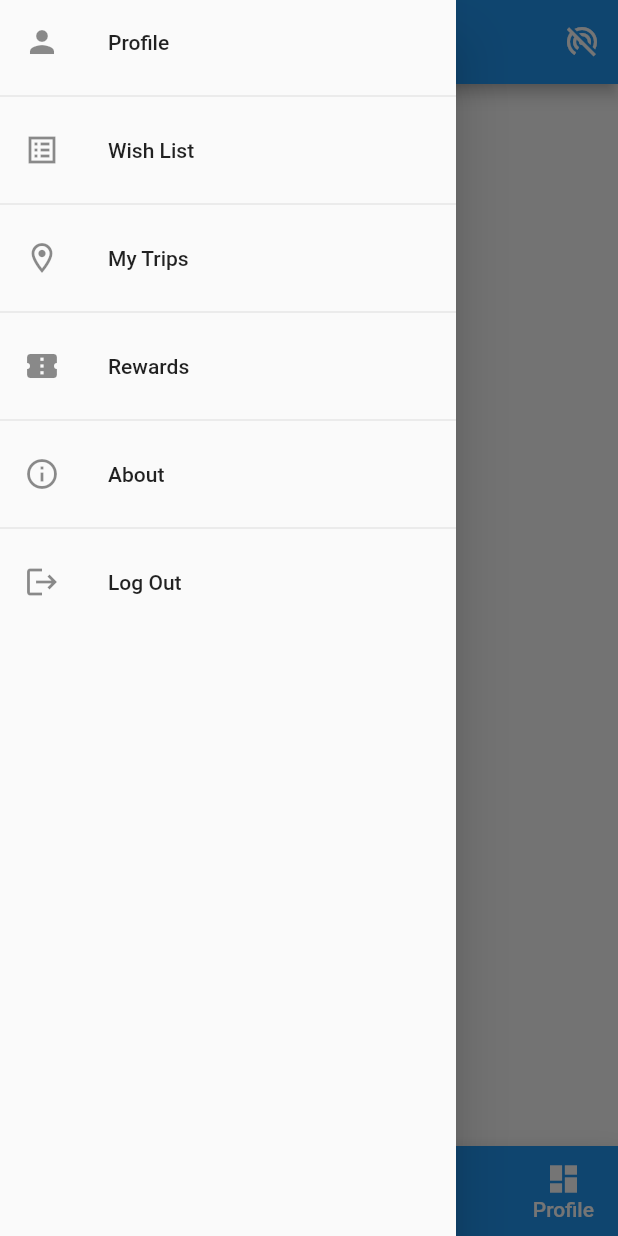
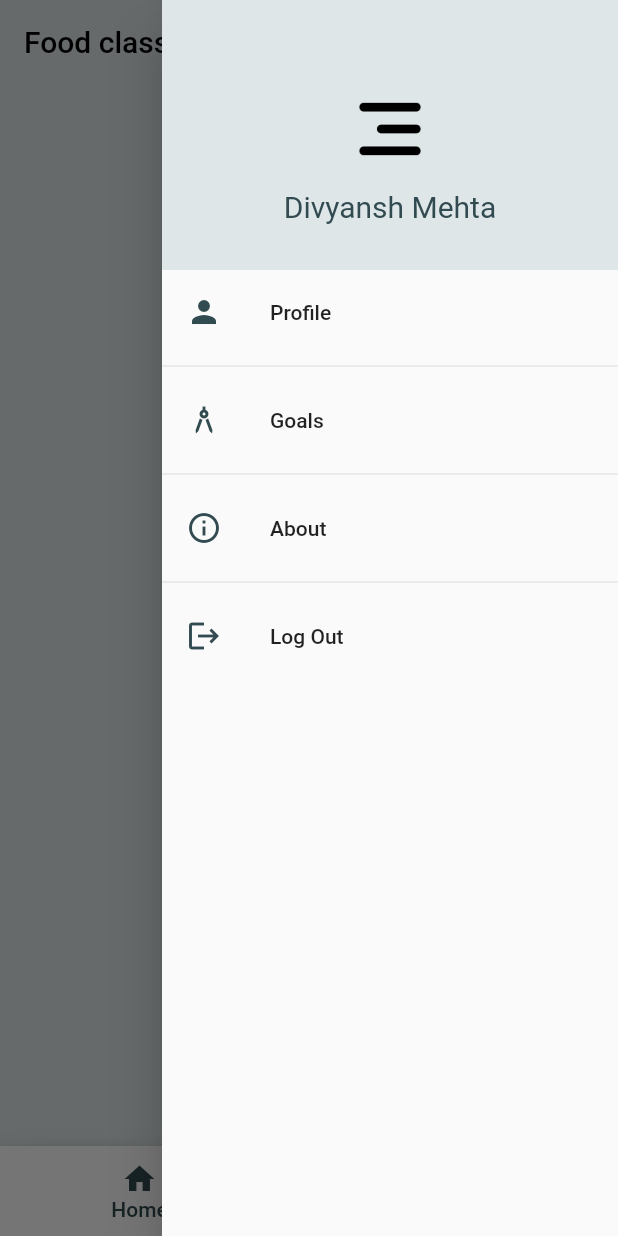
Before and after one commit to Divyansh-Mehta/food_classification_app, a Flutter app: the screen it shows after launch, with the side drawer open, on a phone screen of 412 x 824 dp. Run offline on Flutter 3.47's test engine with Material 2 defaults, Android fonts, the phone set to English and light mode, and no system bars.

Commit message:
added more layout

```diff
--- a/lib/main.dart
+++ b/lib/main.dart
@@ -1,4 +1,5 @@
 import "package:flutter/material.dart";
+import 'package:flutter/services.dart';
 import "./screens/tabs_screen.dart";
 
 void main() => runApp(MyApp());
@@ -9,10 +10,36 @@ class MyApp extends StatefulWidget {
 }
 
 class _MyAppState extends State<MyApp> {
+  @override
   Widget build(BuildContext context) {
     return MaterialApp(
       title: "food classification",
+      theme: ThemeData(
+        scaffoldBackgroundColor: const Color.fromRGBO(222, 230, 232, 1),
+        splashColor: const Color.fromRGBO(50, 75, 80, 1),
+        bottomAppBarTheme: const BottomAppBarTheme(
+          color: Colors.white,
+          shape: CircularNotchedRectangle(),
+        ),
+        appBarTheme: const AppBarTheme(
+          color: Color.fromRGBO(222, 230, 232, 1),
+          elevation: 0,
+          iconTheme: IconThemeData(
+            color: Color.fromRGBO(50, 75, 80, 1),
+          ),
+          systemOverlayStyle: SystemUiOverlayStyle(
+            statusBarColor: Color.fromRGBO(222, 230, 232, 1),
+            statusBarIconBrightness: Brightness.dark,
+            statusBarBrightness: Brightness.light,
+          ),
+        ),
+        textTheme: const TextTheme(),
+        iconTheme: const IconThemeData(
+          color: Color.fromRGBO(50, 75, 80, 1),
+        ),
+      ),
       home: TabsScreen(),
+      routes: {},
     );
   }
 }
--- a/lib/screens/tabs_screen.dart
+++ b/lib/screens/tabs_screen.dart
@@ -16,35 +16,25 @@ class _TabsScreenState extends State<TabsScreen> {
   @override
   Widget build(BuildContext context) {
     return Scaffold(
-      drawer: AppDrawer(),
+      endDrawer: AppDrawer(),
       appBar: AppBar(
-        actions: [
-          IconButton(
-            onPressed: () {
-              // Navigator.of(context).pushNamed(CoinScreen.routeName);
-            },
-            icon: Icon(Icons.portable_wifi_off_outlined),
+        title: const Text(
+          "Food classification",
+          style: TextStyle(color: Color.fromRGBO(0, 0, 0, 1)),
         ),
-        ],
-        title: const Text("Food classification"),
-        centerTitle: true,
-        // leading: IconButton(
-        //   icon: Icon(Icons.menu),
-        //   onPressed: () {},
-        // ),
       ),
       floatingActionButton: FloatingActionButton(
+        backgroundColor: Colors.white,
         onPressed: () {},
-        child: Icon(
-          Icons.camera,
-          size: 35,
+        child: const Icon(
+          Icons.camera_alt_outlined,
+          size: 30,
+          color: Color.fromRGBO(50, 75, 80, 1),
         ),
       ),
       floatingActionButtonLocation: FloatingActionButtonLocation.centerDocked,
       bottomNavigationBar: BottomAppBar(
-        //bottom navigation bar on scaffold
-        color: Colors.blue,
-        shape: CircularNotchedRectangle(), //shape of notch
+        //shape of notch
         notchMargin:
             5, //notche margin between floating button and bottom appbar
         child: Container(
@@ -52,10 +42,15 @@ class _TabsScreenState extends State<TabsScreen> {
           child: Row(
             mainAxisAlignment: MainAxisAlignment.spaceBetween,
             children: <Widget>[
-              Row(
+              Expanded(
+                child: Row(
+                  mainAxisAlignment: MainAxisAlignment.center,
                   crossAxisAlignment: CrossAxisAlignment.center,
                   children: <Widget>[
                     MaterialButton(
+                      splashColor: Colors.transparent,
+                      highlightColor: Colors.transparent,
+                      hoverColor: Colors.transparent,
                       minWidth: 40,
                       onPressed: () {
                         setState(() {
@@ -69,13 +64,16 @@ class _TabsScreenState extends State<TabsScreen> {
                         children: <Widget>[
                           Icon(
                             Icons.home,
-                          color: currentTab == 0 ? Colors.black : Colors.white,
+                            color: currentTab == 0
+                                ? const Color.fromRGBO(50, 75, 80, 1)
+                                : const Color.fromRGBO(152, 152, 156, 1),
                           ),
                           Text(
                             'Home',
                             style: TextStyle(
-                            color:
-                                currentTab == 0 ? Colors.black : Colors.white,
+                              color: currentTab == 0
+                                  ? const Color.fromRGBO(50, 75, 80, 1)
+                                  : const Color.fromRGBO(152, 152, 156, 1),
                             ),
                           ),
                         ],
@@ -83,13 +81,20 @@ class _TabsScreenState extends State<TabsScreen> {
                     ),
                   ],
                 ),
-
+              ),
+              const SizedBox(
+                width: 40,
+              ),
               // Right Tab bar icons
-
-              Row(
+              Expanded(
+                child: Row(
+                  mainAxisAlignment: MainAxisAlignment.center,
                   crossAxisAlignment: CrossAxisAlignment.start,
                   children: <Widget>[
                     MaterialButton(
+                      splashColor: Colors.transparent,
+                      highlightColor: Colors.transparent,
+                      hoverColor: Colors.transparent,
                       minWidth: 40,
                       onPressed: () {
                         setState(() {
@@ -102,14 +107,17 @@ class _TabsScreenState extends State<TabsScreen> {
                         mainAxisAlignment: MainAxisAlignment.center,
                         children: <Widget>[
                           Icon(
-                          Icons.dashboard,
-                          color: currentTab == 1 ? Colors.black : Colors.white,
+                            Icons.track_changes,
+                            color: currentTab == 1
+                                ? const Color.fromRGBO(50, 75, 80, 1)
+                                : const Color.fromRGBO(152, 152, 156, 1),
                           ),
                           Text(
                             'Profile',
                             style: TextStyle(
-                            color:
-                                currentTab == 1 ? Colors.black : Colors.white,
+                              color: currentTab == 1
+                                  ? const Color.fromRGBO(50, 75, 80, 1)
+                                  : const Color.fromRGBO(152, 152, 156, 1),
                             ),
                           ),
                         ],
@@ -117,6 +125,7 @@ class _TabsScreenState extends State<TabsScreen> {
                     ),
                   ],
                 ),
+              )
             ],
           ),
         ),
--- a/lib/widgets/app_drawer.dart
+++ b/lib/widgets/app_drawer.dart
@@ -1,64 +1,64 @@
 import "package:flutter/material.dart";
+import "./profile_header.dart";
 
 class AppDrawer extends StatelessWidget {
   @override
   Widget build(BuildContext context) {
     return Drawer(
       child: SingleChildScrollView(
-            child: Container(
         child: Column(
           children: <Widget>[
-          // ProfileHeader(),
+            ProfileHeader(),
+            // Container(
+            //   alignment: Alignment.center,
+            //   child: UserAccountsDrawerHeader(
+            //     accountName: const Text("Divyansh Mehta"),
+            //     accountEmail: const Text(""),
+            //     currentAccountPicture:
+            //         Image.network("https://picsum.photos/250?image=9"),
+            //     decoration: const BoxDecoration(
+            //       color: Color.fromRGBO(222, 230, 232, 1),
+            //     ),
+            //   ),
+            // ),
             ListTile(
-            leading: Icon(
+              leading: const Icon(
                 Icons.person,
+                color:  Color.fromRGBO(50, 75, 80, 1),
               ),
               title: const Text("Profile"),
-            onTap: () {
-            },
-          ),
-          Divider(),
-          ListTile(
-            leading: Icon(
-              Icons.list_alt_sharp,
-            ),
-            title: const Text("Wish List"),
               onTap: () {},
             ),
-          Divider(),
+            const Divider(),
             ListTile(
-            leading: Icon(
-              Icons.room_outlined,
+              leading: const Icon(
+                Icons.architecture,
+                color:  Color.fromRGBO(50, 75, 80, 1),
               ),
-            title: const Text("My Trips"),
+              title: const Text("Goals"),
               onTap: () {},
             ),
-          Divider(),
+            const Divider(),
             ListTile(
-            leading: Icon(
-              Icons.confirmation_num,
-            ),
-            title: const Text("Rewards"),
-            onTap: () {},
-          ),
-          Divider(),
-          ListTile(
-            leading: Icon(
+              leading: const Icon(
                 Icons.info_outline,
+                color:  Color.fromRGBO(50, 75, 80, 1),
               ),
               title: const Text("About"),
               onTap: () {},
             ),
-          Divider(),
+            const Divider(),
             ListTile(
-            leading: Icon(
+              leading: const Icon(
                 Icons.logout,
+                color:  Color.fromRGBO(50, 75, 80, 1),
               ),
               title: const Text("Log Out"),
               onTap: () {},
             ),
           ],
         ),
-    )));
+      ),
+    );
   }
 }
--- /dev/null
+++ b/lib/widgets/profile_header.dart
@@ -0,0 +1,38 @@
+import "package:flutter/material.dart";
+
+class ProfileHeader extends StatefulWidget {
+  @override
+  _ProfileHeaderState createState() => _ProfileHeaderState();
+}
+
+class _ProfileHeaderState extends State<ProfileHeader> {
+  @override
+  Widget build(BuildContext context) {
+    return Container(
+      color: const Color.fromRGBO(222, 230, 232, 1),
+      width: double.infinity,
+      height: 180,
+      padding: EdgeInsets.only(top: 20.0),
+      child: Column(
+        mainAxisAlignment: MainAxisAlignment.center,
+        children: [
+          Container(
+            margin: EdgeInsets.only(bottom: 5),
+            height: 70,
+            decoration: BoxDecoration(
+              shape: BoxShape.circle,
+              image: DecorationImage(
+                image: AssetImage('assets/icons/app_drawer.png'),
+              ),
+            ),
+          ),
+          Text(
+            "Divyansh Mehta",
+            style: TextStyle(
+                color: const Color.fromRGBO(50, 75, 80, 1), fontSize: 20),
+          ),
+        ],
+      ),
+    );
+  }
+}
--- a/pubspec.yaml
+++ b/pubspec.yaml
@@ -60,8 +60,8 @@ flutter:
   uses-material-design: true
 
   # To add assets to your application, add an assets section, like this:
-  # assets:
-  #   - images/a_dot_burr.jpeg
+  assets:
+    - assets/icons/app_drawer.png
   #   - images/a_dot_ham.jpeg
 
   # An image asset can refer to one or more resolution-specific "variants", see
```
Also changed, not shown: assets/icons/app_drawer.png (added). Lines whose indentation alone changed are shown as unchanged.
